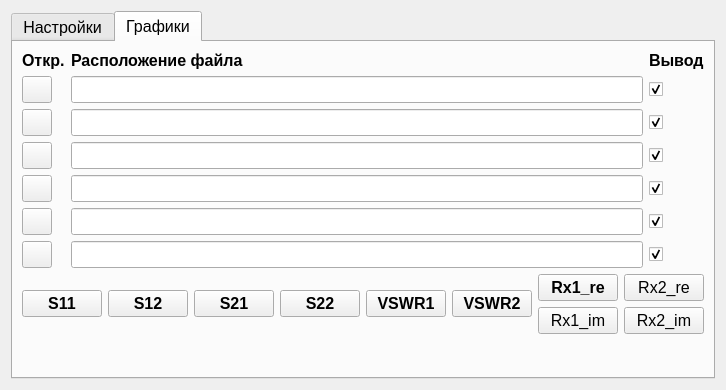
Qt form UI.ui (Nenu1985/stend) before a commit.
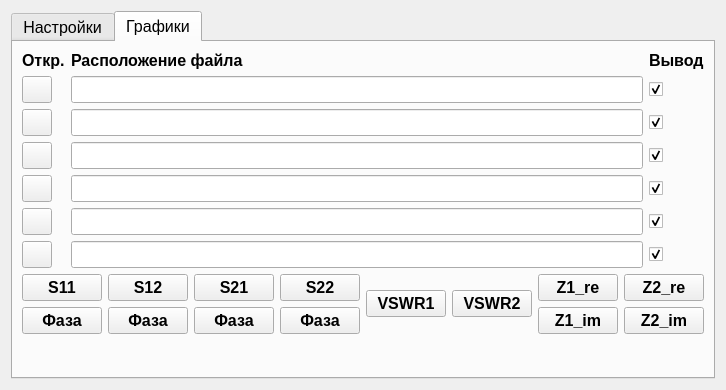
The same form after that commit. The open tabs and pages were chosen to show the change. Icons and pictures are not drawn.

Commit message: added phase plot

What changed in the file:
```diff
--- a/UI.ui
+++ b/UI.ui
@@ -926,6 +926,8 @@
        <item>
         <layout class="QHBoxLayout" name="horizontalLayout">
          <item>
+          <layout class="QVBoxLayout" name="verticalLayout_5">
+           <item>
           <widget class="QPushButton" name="pushButton_S11">
            <property name="font">
             <font>
@@ -940,6 +942,23 @@
           </widget>
          </item>
          <item>
+            <widget class="QPushButton" name="pushButton_S11_ang">
+             <property name="font">
+              <font>
+               <weight>75</weight>
+               <bold>true</bold>
+              </font>
+             </property>
+             <property name="text">
+              <string>Фаза</string>
+             </property>
+            </widget>
+           </item>
+          </layout>
+         </item>
+         <item>
+          <layout class="QVBoxLayout" name="verticalLayout_6">
+           <item>
           <widget class="QPushButton" name="pushButton_S12">
            <property name="font">
             <font>
@@ -954,6 +973,23 @@
           </widget>
          </item>
          <item>
+            <widget class="QPushButton" name="pushButton_S12_ang">
+             <property name="font">
+              <font>
+               <weight>75</weight>
+               <bold>true</bold>
+              </font>
+             </property>
+             <property name="text">
+              <string>Фаза</string>
+             </property>
+            </widget>
+           </item>
+          </layout>
+         </item>
+         <item>
+          <layout class="QVBoxLayout" name="verticalLayout_7">
+           <item>
           <widget class="QPushButton" name="pushButton_S21">
            <property name="font">
             <font>
@@ -968,6 +1004,23 @@
           </widget>
          </item>
          <item>
+            <widget class="QPushButton" name="pushButton_S21_ang">
+             <property name="font">
+              <font>
+               <weight>75</weight>
+               <bold>true</bold>
+              </font>
+             </property>
+             <property name="text">
+              <string>Фаза</string>
+             </property>
+            </widget>
+           </item>
+          </layout>
+         </item>
+         <item>
+          <layout class="QVBoxLayout" name="verticalLayout_8">
+           <item>
           <widget class="QPushButton" name="pushButton_S22">
            <property name="font">
             <font>
@@ -982,6 +1035,21 @@
           </widget>
          </item>
          <item>
+            <widget class="QPushButton" name="pushButton_S22_ang">
+             <property name="font">
+              <font>
+               <weight>75</weight>
+               <bold>true</bold>
+              </font>
+             </property>
+             <property name="text">
+              <string>Фаза</string>
+             </property>
+            </widget>
+           </item>
+          </layout>
+         </item>
+         <item>
           <widget class="QPushButton" name="pushButton_VSWR1">
            <property name="font">
             <font>
@@ -1021,14 +1089,20 @@
               </font>
              </property>
              <property name="text">
-              <string>Rx1_re</string>
+              <string>Z1_re</string>
              </property>
             </widget>
            </item>
            <item>
             <widget class="QPushButton" name="pushButton_Rx1_im">
+             <property name="font">
+              <font>
+               <weight>75</weight>
+               <bold>true</bold>
+              </font>
+             </property>
              <property name="text">
-              <string>Rx1_im</string>
+              <string>Z1_im</string>
              </property>
             </widget>
            </item>
@@ -1038,15 +1112,27 @@
           <layout class="QVBoxLayout" name="verticalLayout_3">
            <item>
             <widget class="QPushButton" name="pushButton_Rx2_re">
+             <property name="font">
+              <font>
+               <weight>75</weight>
+               <bold>true</bold>
+              </font>
+             </property>
              <property name="text">
-              <string>Rx2_re</string>
+              <string>Z2_re</string>
              </property>
             </widget>
            </item>
            <item>
             <widget class="QPushButton" name="pushButton_Rx2_im">
+             <property name="font">
+              <font>
+               <weight>75</weight>
+               <bold>true</bold>
+              </font>
+             </property>
              <property name="text">
-              <string>Rx2_im</string>
+              <string>Z2_im</string>
              </property>
             </widget>
            </item>
```
Left out of the diff: 2 changed lines with no effect on the pictures. Lines whose indentation alone changed are shown as unchanged. The commit also changes 2 other files.
